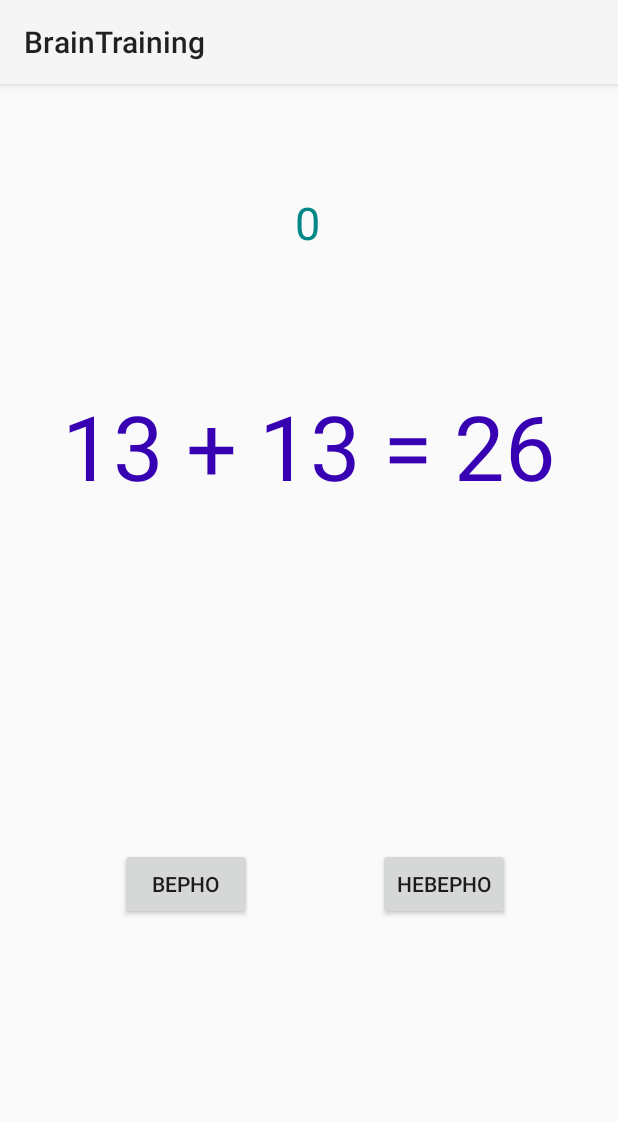
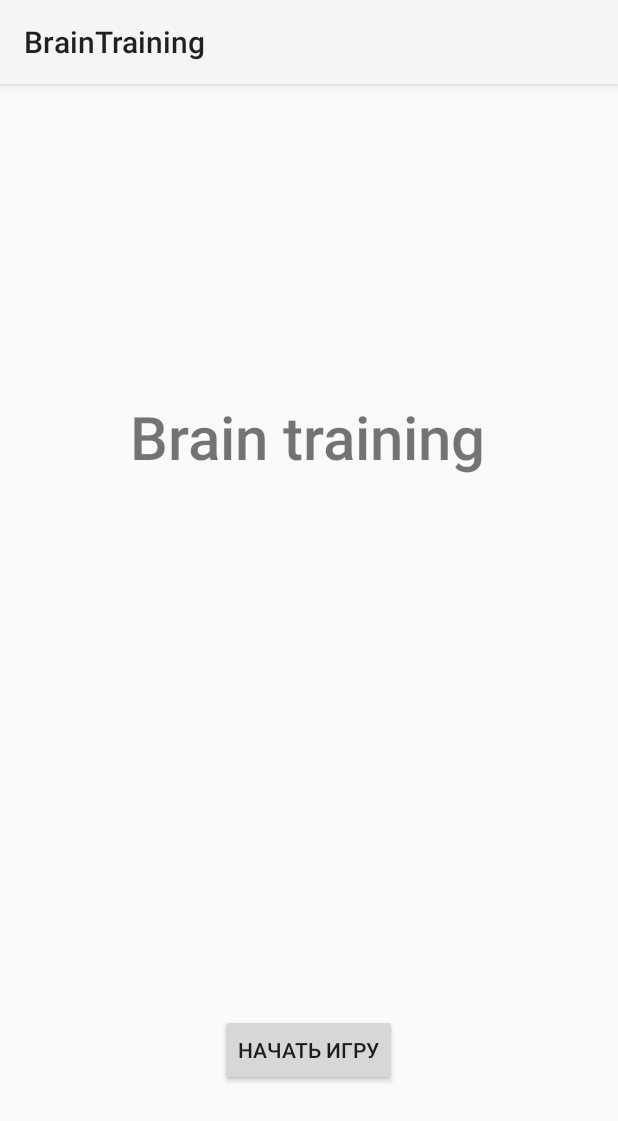
Before and after one commit to rva2007/BrainTraining, an Android app: the screen it shows after launch (MainActivity before the commit, StartActivity after it), on a phone screen of 412 x 824 dp. Shown: the top 1121 px of the screen. Run offline under Robolectric (Android 15) with nearby library versions, the phone set to English and light mode, and no system bars.

Commit message:
добавлены StartActivity и FinalActivity

```diff
--- /dev/null
+++ b/app/src/main/java/com/example/braintraining/StartActivity.java
@@ -0,0 +1,22 @@
+package com.example.braintraining;
+
+import android.content.Intent;
+import android.os.Bundle;
+import android.view.View;
+
+import androidx.annotation.Nullable;
+import androidx.appcompat.app.AppCompatActivity;
+
+public class StartActivity extends AppCompatActivity {
+    @Override
+    protected void onCreate(@Nullable Bundle savedInstanceState) {
+        super.onCreate(savedInstanceState);
+        setContentView(R.layout.activity_start);
+    }
+
+    public void onClickStart(View view) {
+        Intent i = new Intent(this, MainActivity.class);
+        startActivity(i);
+
+    }
+}
--- /dev/null
+++ b/app/src/main/res/layout/activity_start.xml
@@ -0,0 +1,32 @@
+<?xml version="1.0" encoding="utf-8"?>
+<androidx.constraintlayout.widget.ConstraintLayout xmlns:android="http://schemas.android.com/apk/res/android"
+    xmlns:app="http://schemas.android.com/apk/res-auto"
+    xmlns:tools="http://schemas.android.com/tools"
+    android:layout_width="match_parent"
+    android:layout_height="match_parent">
+
+    <Button
+        android:id="@+id/button"
+        android:layout_width="wrap_content"
+        android:layout_height="wrap_content"
+        android:layout_marginBottom="100dp"
+        android:onClick="onClickStart"
+        android:text="начать игру"
+        app:layout_constraintBottom_toBottomOf="parent"
+        app:layout_constraintEnd_toEndOf="parent"
+        app:layout_constraintHorizontal_bias="0.498"
+        app:layout_constraintStart_toStartOf="parent" />
+
+    <TextView
+        android:id="@+id/textView"
+        android:layout_width="wrap_content"
+        android:layout_height="wrap_content"
+        android:layout_marginTop="208dp"
+        android:fontFamily="sans-serif-medium"
+        android:text="Brain training"
+        android:textSize="40sp"
+        app:layout_constraintEnd_toEndOf="parent"
+        app:layout_constraintHorizontal_bias="0.498"
+        app:layout_constraintStart_toStartOf="parent"
+        app:layout_constraintTop_toTopOf="parent" />
+</androidx.constraintlayout.widget.ConstraintLayout>
```
Also changed, not shown: app/src/main/AndroidManifest.xml (+9 -2 lines), app/src/main/java/com/example/braintraining/FinalActivity.java (added, +31 -0 lines), app/src/main/java/com/example/braintraining/MainActivity.java (+10 -4 lines), app/src/main/res/layout/activity_final.xml (added, +57 -0 lines).
